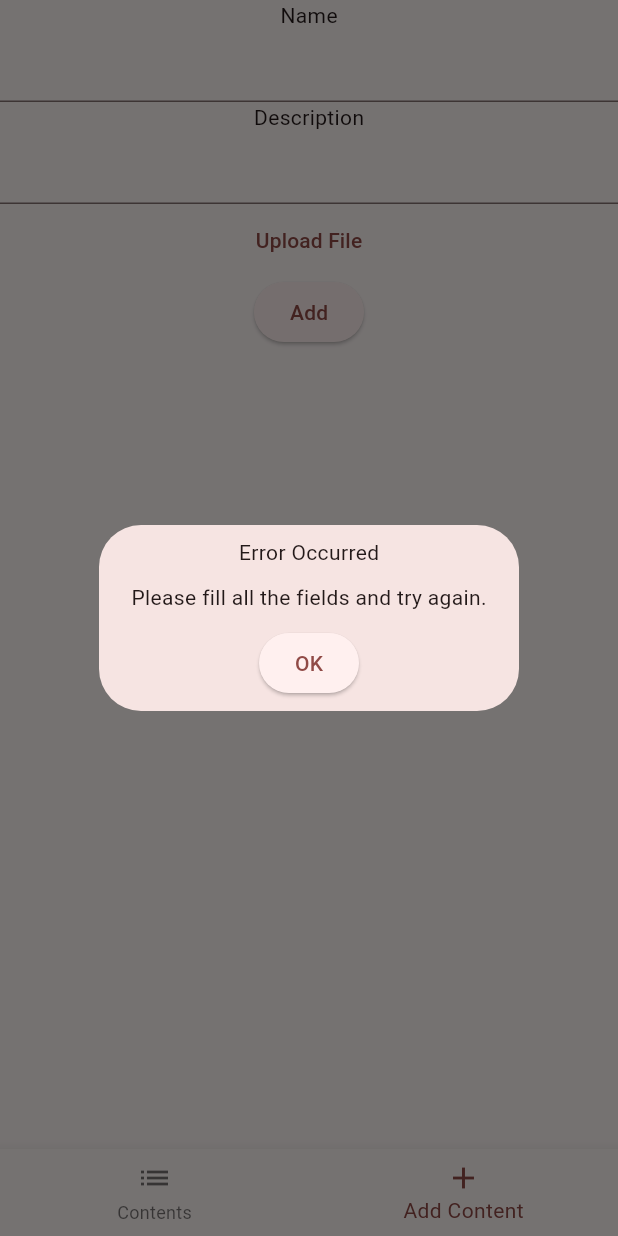
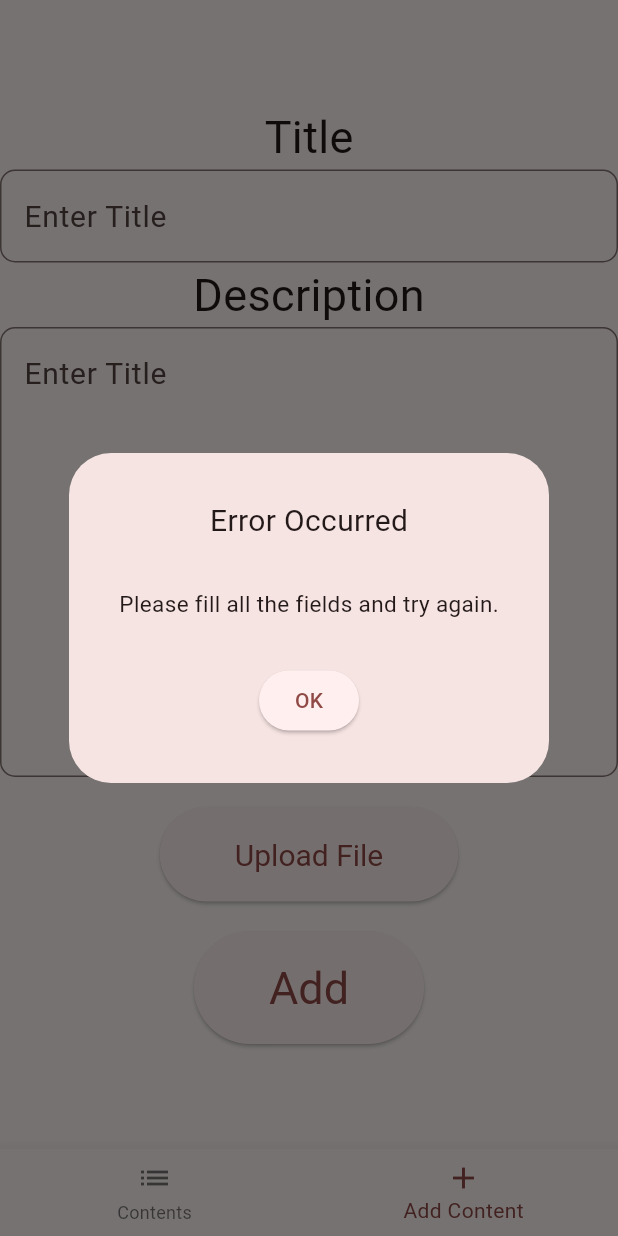
Before and after one commit to Xen00n/class_routine_handler, a Flutter app: the CoegPage screen opened directly, item 2 of the bottom bar chosen, after a tap on "Add", on a phone screen of 412 x 824 dp. Run offline on Flutter 3.47's test engine with Material 3 defaults, Android fonts, the phone set to English and light mode, and no system bars; our stand-ins replace file_picker, shared_preferences; accounts and stored records are empty.

Commit message:
Changed the looks of the contentadder page

```diff
--- a/lib/widgets/contentadder.dart
+++ b/lib/widgets/contentadder.dart
@@ -35,22 +35,55 @@ class _ContentAdderState extends State<ContentAdder> {
       });
       successDialogeKey = 0;
     }
-    return Column(
+    return Center(
+      child: Column(
+        mainAxisAlignment: MainAxisAlignment.center,
         children: [
-        Text("Name"),
-        TextField(
+          Text("Title", style: TextStyle(fontSize: 30)),
+          SizedBox(
+            width: 600,
+            child: TextField(
+              style: TextStyle(fontSize: 20),
+              decoration: InputDecoration(
+                focusedBorder: OutlineInputBorder(
+                  borderSide: BorderSide(color: Colors.blue, width: 2.0),
+                  borderRadius: BorderRadius.circular(20),
+                ),
+                border: OutlineInputBorder(
+                  borderRadius: BorderRadius.circular(10),
+                ),
+                hintText: "Enter Title",
+              ),
               controller: TextEditingController.fromValue(
                 TextEditingValue(
                   text: title ?? "",
-              selection: TextSelection.collapsed(offset: (title ?? "").length),
+                  selection: TextSelection.collapsed(
+                    offset: (title ?? "").length,
+                  ),
                 ),
               ),
               onChanged: (value) {
                 title = value;
               },
             ),
-        Text("Description"),
-        TextField(
+          ),
+          Text("Description", style: TextStyle(fontSize: 30)),
+          SizedBox(
+            width: 600,
+            height: 300,
+            child: TextField(
+              maxLines: 18,
+              style: TextStyle(fontSize: 20),
+              decoration: InputDecoration(
+                focusedBorder: OutlineInputBorder(
+                  borderSide: BorderSide(color: Colors.blue, width: 2.0),
+                  borderRadius: BorderRadius.circular(20),
+                ),
+                border: OutlineInputBorder(
+                  borderRadius: BorderRadius.circular(10),
+                ),
+                hintText: "Enter Title",
+              ),
               controller: TextEditingController.fromValue(
                 TextEditingValue(
                   text: description ?? "",
@@ -63,7 +96,13 @@ class _ContentAdderState extends State<ContentAdder> {
                 description = value;
               },
             ),
-        TextButton(
+          ),
+          SizedBox(height: 20),
+          ElevatedButton(
+            style: ElevatedButton.styleFrom(
+              padding: const EdgeInsets.symmetric(horizontal: 50, vertical: 20),
+              textStyle: const TextStyle(fontSize: 20),
+            ),
             onPressed: () async {
               final result = await FilePicker.platform.pickFiles();
               if (result != null) {
@@ -74,13 +113,18 @@ class _ContentAdderState extends State<ContentAdder> {
                 filepath = savedFile.path;
               }
             },
-          child: Text("Upload File"),
+            child: Text("Upload File", style: TextStyle(fontSize: 20)),
             // if (result != null) {,
             // } else {
             //   print("File picking cancelled");
             // }
           ),
+          SizedBox(height: 20),
           ElevatedButton(
+            style: ElevatedButton.styleFrom(
+              padding: const EdgeInsets.symmetric(horizontal: 50, vertical: 20),
+              textStyle: const TextStyle(fontSize: 20),
+            ),
             onPressed: () async {
               if (filepath == null ||
                   title == null ||
@@ -108,9 +152,10 @@ class _ContentAdderState extends State<ContentAdder> {
                 });
               }
             },
-          child: Text("Add"),
+            child: Text("Add", style: TextStyle(fontSize: 30)),
           ),
         ],
+      ),
     );
   }
 }
@@ -127,14 +172,21 @@ class _ErrorDialogeState extends State<ErrorDialoge> {
   Widget build(BuildContext context) {
     return Dialog(
       child: Padding(
-        padding: const EdgeInsets.all(8.0),
+        padding: const EdgeInsets.all(10.0),
+        child: SizedBox(
+          height: 200,
+          width: 300,
+          child: Center(
             child: Column(
               mainAxisSize: MainAxisSize.min,
               children: [
-            Text("Error Occurred"),
-            SizedBox(height: 10),
-            Text("Please fill all the fields and try again."),
-            SizedBox(height: 10),
+                Text("Error Occurred", style: TextStyle(fontSize: 20)),
+                SizedBox(height: 30),
+                Text(
+                  "Please fill all the fields and try again.",
+                  style: TextStyle(fontSize: 15),
+                ),
+                SizedBox(height: 30),
                 ElevatedButton(
                   onPressed: () {
                     Navigator.of(context).pop();
@@ -142,6 +194,8 @@ class _ErrorDialogeState extends State<ErrorDialoge> {
                   child: Text("OK"),
                 ),
               ],
+            ),
+          ),
         ),
       ),
     );
@@ -160,14 +214,24 @@ class _SuccessDialoge extends State<SuccessDialoge> {
   Widget build(BuildContext context) {
     return Dialog(
       child: Padding(
-        padding: const EdgeInsets.all(8.0),
+        padding: const EdgeInsets.all(10.0),
+        child: SizedBox(
+          height: 200,
+          width: 400,
+          child: Center(
             child: Column(
               mainAxisSize: MainAxisSize.min,
               children: [
-            Text("Successfully added content"),
-            SizedBox(height: 10),
-            Text("Your content is added successfully."),
-            SizedBox(height: 10),
+                Text(
+                  "Successfully added content",
+                  style: TextStyle(fontSize: 20),
+                ),
+                SizedBox(height: 20),
+                Text(
+                  "Your content is added successfully.",
+                  style: TextStyle(fontSize: 15),
+                ),
+                SizedBox(height: 20),
                 ElevatedButton(
                   onPressed: () {
                     Navigator.of(context).pop();
@@ -177,6 +241,8 @@ class _SuccessDialoge extends State<SuccessDialoge> {
               ],
             ),
           ),
+        ),
+      ),
     );
   }
 }
```
Lines whose indentation alone changed are shown as unchanged.
